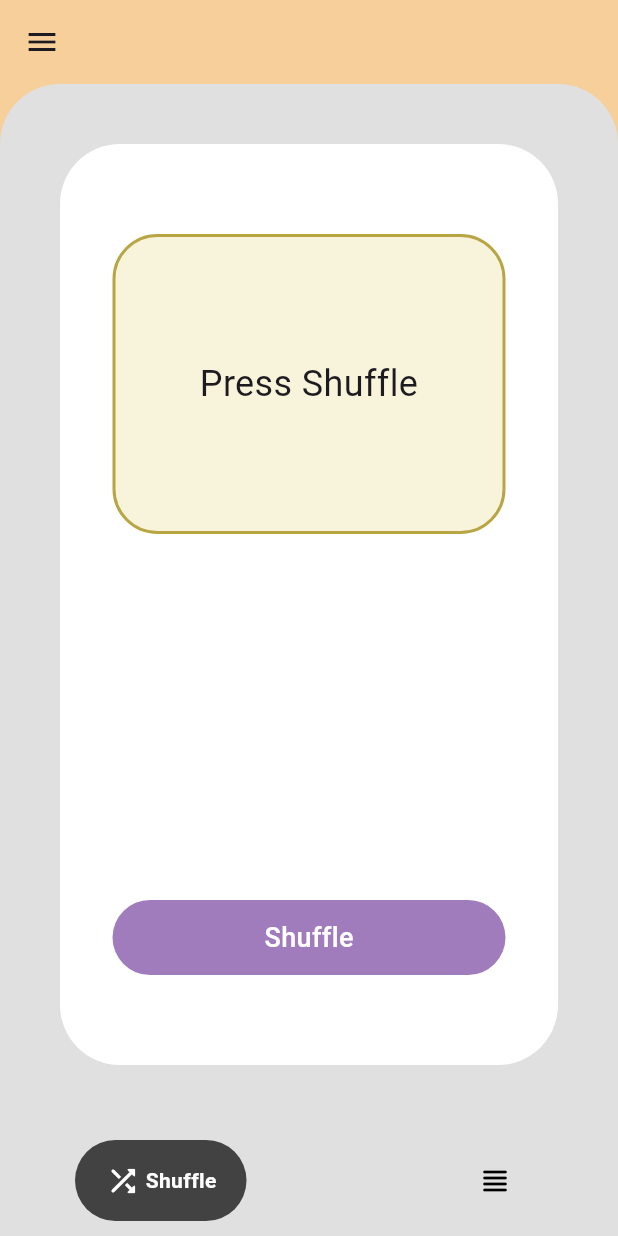
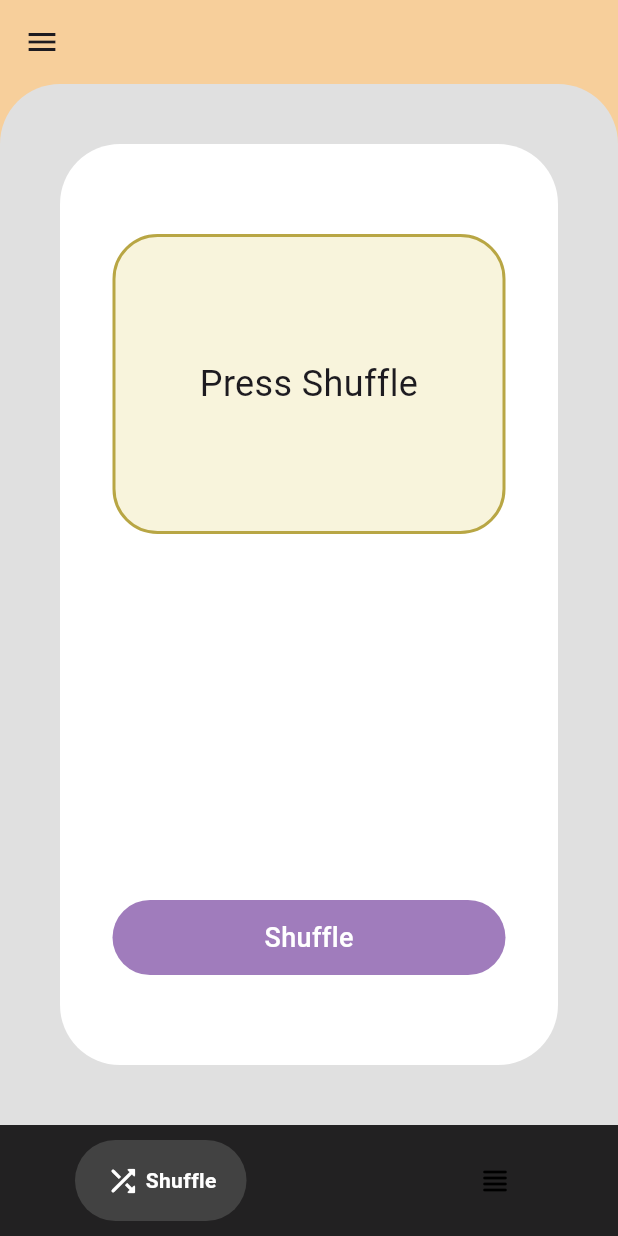
Before and after one commit to AnJasid/sports_picker, a Flutter app: the BottomNavBar screen opened directly, on a phone screen of 412 x 824 dp. Run offline on Flutter 3.47's test engine with Material 3 defaults, Android fonts, the light colour scheme and no system bars; drawn by our look-alikes of google_nav_bar.

Commit message:
update bottom nav bar BG color

```diff
--- a/lib/components/bottom_nav_bar.dart
+++ b/lib/components/bottom_nav_bar.dart
@@ -30,7 +30,7 @@ class _BottomNavBarState extends State<BottomNavBar> {
         ],
       ),
       bottomNavigationBar: Container(
-        color: Colors.grey[300],
+        color: Colors.black87,
         // color: Colors.black,
         child: Padding(
           padding: const EdgeInsets.symmetric(
```
